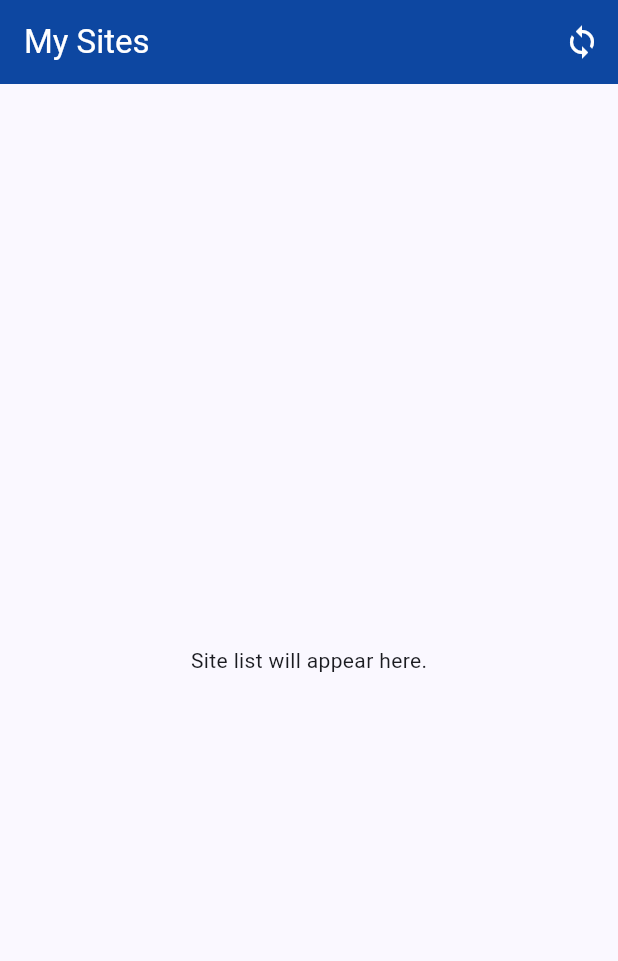
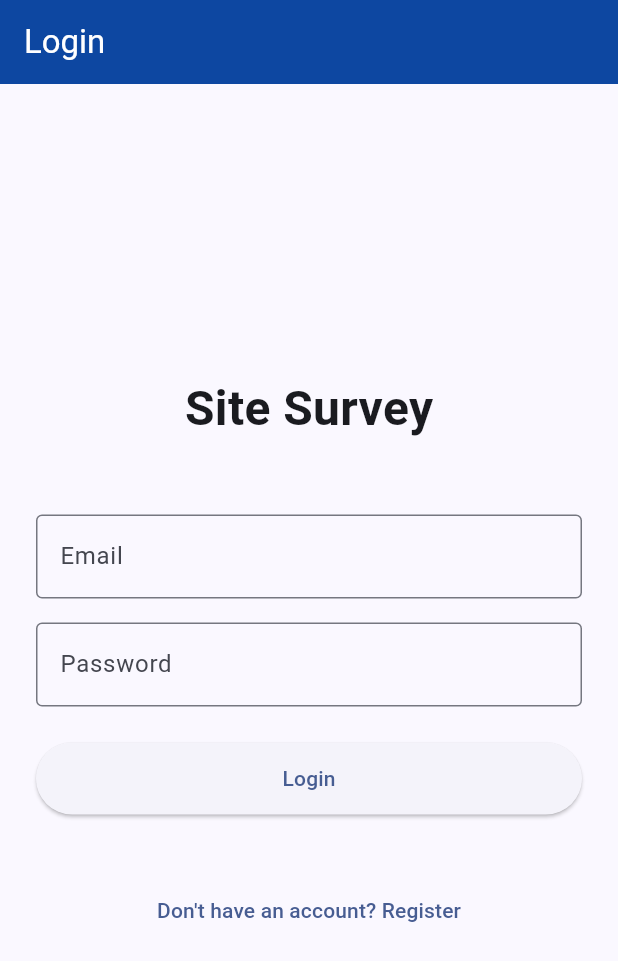
Before and after one commit to BLACK-MAN92/Site_survey-, a Flutter app: the screen it shows after launch, on a phone screen of 412 x 824 dp. Shown: the top 961 px of the screen. Run offline on Flutter 3.47's test engine with Material 3 defaults, Android fonts, the phone set to English and light mode, and no system bars; our stand-ins replace camera, dio, drift, flutter_image_compress, flutter_riverpod, flutter_secure_storage and 4 more; missing offline and left inert: workmanager; accounts and stored records are empty; generated files the repository leaves out were written again; statements that could not run were skipped.

Commit message:
Initial commit

```diff
--- a/lib/core/router.dart
+++ b/lib/core/router.dart
@@ -1,14 +1,60 @@
-import 'package:flutter/material.dart';
+import 'package:flutter_riverpod/flutter_riverpod.dart';
 import 'package:go_router/go_router.dart';
 import '../presentation/screens/home_screen.dart';
+import '../presentation/screens/login_screen.dart';
+import '../presentation/screens/register_screen.dart';
+import '../presentation/providers/auth_provider.dart';
 
+final routerProvider = Provider<GoRouter>((ref) {
+  final authState = ref.watch(authStateProvider);
+
+  return GoRouter(
+    initialLocation: authState.isLoggedIn ? '/' : '/login',
+    redirect: (context, state) {
+      final isLoggedIn = authState.isLoggedIn;
+      final isLoggingIn = state.matchedLocation == '/login';
+      final isRegistering = state.matchedLocation == '/register';
+
+      if (!isLoggedIn && !isLoggingIn && !isRegistering) {
+        return '/login';
+      }
+      if (isLoggedIn && (isLoggingIn || isRegistering)) {
+        return '/';
+      }
+      return null;
+    },
+    routes: [
+      GoRoute(
+        path: '/login',
+        builder: (context, state) => const LoginScreen(),
+      ),
+      GoRoute(
+        path: '/register',
+        builder: (context, state) => const RegisterScreen(),
+      ),
+      GoRoute(
+        path: '/',
+        builder: (context, state) => const HomeScreen(),
+      ),
+    ],
+  );
+});
+
+// Legacy router for compatibility (will be removed after migration)
 final router = GoRouter(
-  initialLocation: '/',
+  initialLocation: '/login',
   routes: [
+    GoRoute(
+      path: '/login',
+      builder: (context, state) => const LoginScreen(),
+    ),
+    GoRoute(
+      path: '/register',
+      builder: (context, state) => const RegisterScreen(),
+    ),
     GoRoute(
       path: '/',
       builder: (context, state) => const HomeScreen(),
     ),
-    // Login route will be added here
   ],
 );
--- a/lib/core/services/location_service.dart
+++ b/lib/core/services/location_service.dart
@@ -1,6 +1,5 @@
 import 'package:geolocator/geolocator.dart';
 import 'package:permission_handler/permission_handler.dart';
-import 'dart:math' as math;
 
 class LocationService {
   // Returns true if permission is granted
--- a/lib/main.dart
+++ b/lib/main.dart
@@ -15,11 +15,7 @@ void main() async {
   await bgSync.initialize();
   bgSync.registerPeriodicSync();
 
-  runApp(
-    const ProviderScope(
-      child: SiteSurveyApp(),
-    ),
-  );
+  runApp(const ProviderScope(child: SiteSurveyApp()));
 }
 
 class SiteSurveyApp extends ConsumerWidget {
@@ -27,6 +23,8 @@ class SiteSurveyApp extends ConsumerWidget {
 
   @override
   Widget build(BuildContext context, WidgetRef ref) {
+    final router = ref.watch(routerProvider);
+
     return MaterialApp.router(
       title: 'Site Survey',
       debugShowCheckedModeBanner: false,
--- /dev/null
+++ b/lib/presentation/screens/login_screen.dart
@@ -0,0 +1,88 @@
+import 'package:flutter/material.dart';
+import 'package:flutter_riverpod/flutter_riverpod.dart';
+import 'package:go_router/go_router.dart';
+import '../../presentation/providers/auth_provider.dart';
+
+class LoginScreen extends ConsumerWidget {
+  const LoginScreen({super.key});
+
+  @override
+  Widget build(BuildContext context, WidgetRef ref) {
+    final emailController = TextEditingController();
+    final passwordController = TextEditingController();
+    final loginState = ref.watch(loginStateProvider);
+
+    return Scaffold(
+      appBar: AppBar(title: const Text('Login')),
+      body: Center(
+        child: SingleChildScrollView(
+          padding: const EdgeInsets.all(24.0),
+          child: Column(
+            mainAxisAlignment: MainAxisAlignment.center,
+            children: [
+              const Text(
+                'Site Survey',
+                style: TextStyle(fontSize: 32, fontWeight: FontWeight.bold),
+              ),
+              const SizedBox(height: 48),
+              TextField(
+                controller: emailController,
+                decoration: const InputDecoration(
+                  labelText: 'Email',
+                  hintText: 'Enter your email',
+                  border: OutlineInputBorder(),
+                ),
+              ),
+              const SizedBox(height: 16),
+              TextField(
+                controller: passwordController,
+                obscureText: true,
+                decoration: const InputDecoration(
+                  labelText: 'Password',
+                  hintText: 'Enter your password',
+                  border: OutlineInputBorder(),
+                ),
+              ),
+              const SizedBox(height: 24),
+              SizedBox(
+                width: double.infinity,
+                height: 48,
+                child: ElevatedButton(
+                  onPressed: loginState.isLoading
+                      ? null
+                      : () async {
+                          await ref.read(loginStateProvider.notifier).login(
+                            emailController.text,
+                            passwordController.text,
+                          );
+                        },
+                  child: loginState.isLoading
+                      ? const SizedBox(
+                          height: 24,
+                          width: 24,
+                          child: CircularProgressIndicator(strokeWidth: 2),
+                        )
+                      : const Text('Login'),
+                ),
+              ),
+              const SizedBox(height: 16),
+              if (loginState.error != null)
+                Text(
+                  loginState.error!,
+                  style: const TextStyle(color: Colors.red),
+                  textAlign: TextAlign.center,
+                ),
+              const SizedBox(height: 24),
+              TextButton(
+                onPressed: () {
+                  context.push('/register');
+                },
+                child: const Text('Don\'t have an account? Register'),
+              ),
+            ],
+          ),
+        ),
+      ),
+    );
+  }
+}
```
Also changed, not shown: build.yaml (added, +9 -0 lines), lib/core/services/background_sync.dart (+11 -5 lines), lib/core/services/error_reporting.dart (+6 -7 lines), lib/presentation/providers/auth_provider.dart (added, +109 -0 lines), lib/presentation/screens/post_survey/post_survey_screen.dart (+41 -22 lines), lib/presentation/screens/register_screen.dart (added, +120 -0 lines), lib/presentation/screens/sync/sync_centre_screen.dart (+32 -13 lines), pubspec.yaml (+4 -3 lines), lib/data/local/database.g.dart (added), lib/data/local/outbox_dao.g.dart (added), pubspec.lock, 7 other files.
